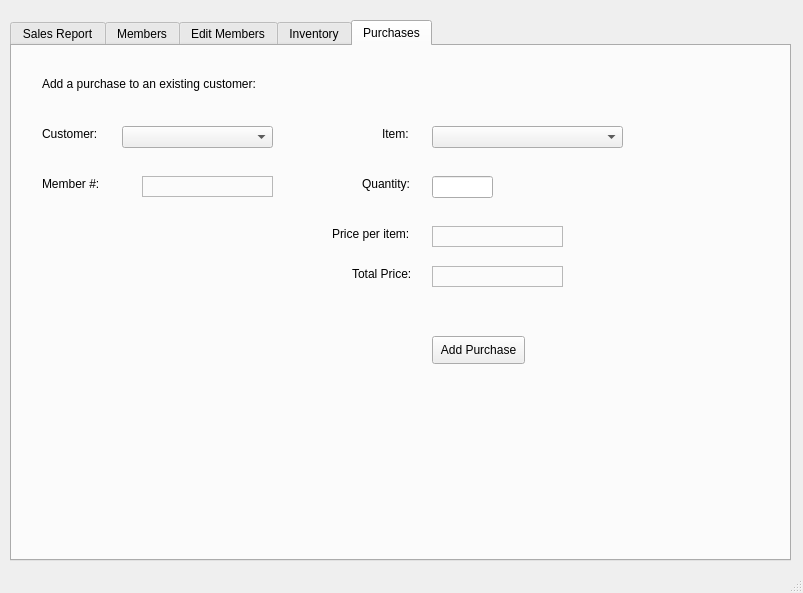
First picture: the form in QtCuties-BulkClubProject/menu.ui, repository NicholasHuCS1C/Bulk-Club-CS1C, before the edit.
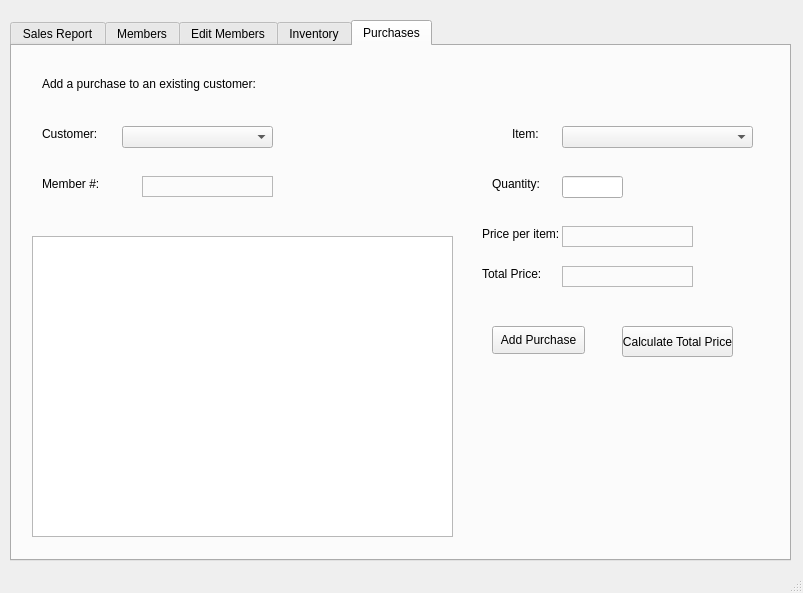
Second picture: the form after the edit.

Commit message: Working on addpurchases and displaying customer purchases

The edit to the form file:
```diff
--- a/QtCuties-BulkClubProject/menu.ui
+++ b/QtCuties-BulkClubProject/menu.ui
@@ -740,7 +740,7 @@
      <widget class="QLabel" name="labelTXTItemSearch">
       <property name="geometry">
        <rect>
-        <x>370</x>
+        <x>500</x>
         <y>80</y>
         <width>51</width>
         <height>16</height>
@@ -790,7 +790,7 @@
      <widget class="QComboBox" name="comboBoxItemSearch">
       <property name="geometry">
        <rect>
-        <x>420</x>
+        <x>550</x>
         <y>80</y>
         <width>191</width>
         <height>22</height>
@@ -800,7 +800,7 @@
      <widget class="QLineEdit" name="lineEditQuantityInput">
       <property name="geometry">
        <rect>
-        <x>420</x>
+        <x>550</x>
         <y>130</y>
         <width>61</width>
         <height>22</height>
@@ -810,7 +810,7 @@
      <widget class="QLabel" name="labelQuantityInput">
       <property name="geometry">
        <rect>
-        <x>350</x>
+        <x>480</x>
         <y>130</y>
         <width>51</width>
         <height>16</height>
@@ -823,7 +823,7 @@
      <widget class="QLabel" name="labelTXTPricePerItem">
       <property name="geometry">
        <rect>
-        <x>320</x>
+        <x>470</x>
         <y>180</y>
         <width>91</width>
         <height>16</height>
@@ -836,7 +836,7 @@
      <widget class="QLabel" name="labelTXTTotalPrice">
       <property name="geometry">
        <rect>
-        <x>340</x>
+        <x>470</x>
         <y>220</y>
         <width>71</width>
         <height>16</height>
@@ -849,7 +849,7 @@
      <widget class="QLabel" name="labelPricePerItem">
       <property name="geometry">
        <rect>
-        <x>420</x>
+        <x>550</x>
         <y>180</y>
         <width>131</width>
         <height>21</height>
@@ -873,7 +873,7 @@
      <widget class="QLabel" name="labelTotalPrice">
       <property name="geometry">
        <rect>
-        <x>420</x>
+        <x>550</x>
         <y>220</y>
         <width>131</width>
         <height>21</height>
@@ -897,8 +897,8 @@
      <widget class="QPushButton" name="buttonAddPurchase">
       <property name="geometry">
        <rect>
-        <x>420</x>
-        <y>290</y>
+        <x>480</x>
+        <y>280</y>
         <width>93</width>
         <height>28</height>
        </rect>
@@ -907,6 +907,29 @@
        <string>Add Purchase</string>
       </property>
      </widget>
+     <widget class="QPushButton" name="buttonCalcTotalPrice">
+      <property name="geometry">
+       <rect>
+        <x>610</x>
+        <y>280</y>
+        <width>111</width>
+        <height>31</height>
+       </rect>
+      </property>
+      <property name="text">
+       <string>Calculate Total Price</string>
+      </property>
+     </widget>
+     <widget class="QTableView" name="tableViewDisplayPurchases">
+      <property name="geometry">
+       <rect>
+        <x>20</x>
+        <y>190</y>
+        <width>421</width>
+        <height>301</height>
+       </rect>
+      </property>
+     </widget>
     </widget>
    </widget>
   </widget>
```
The commit also changes 9 other files.
